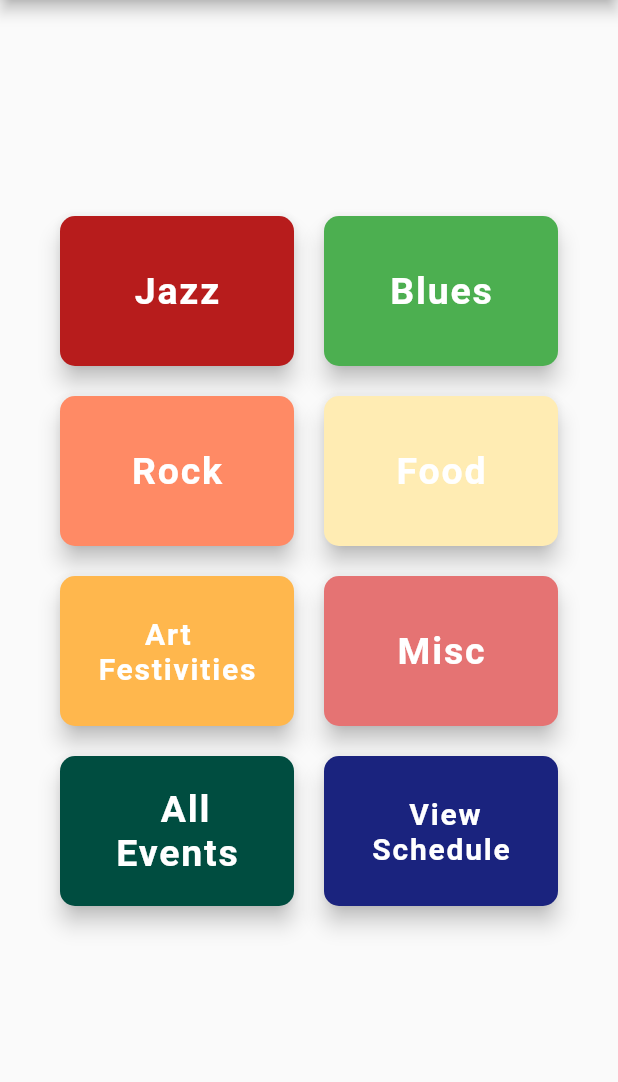
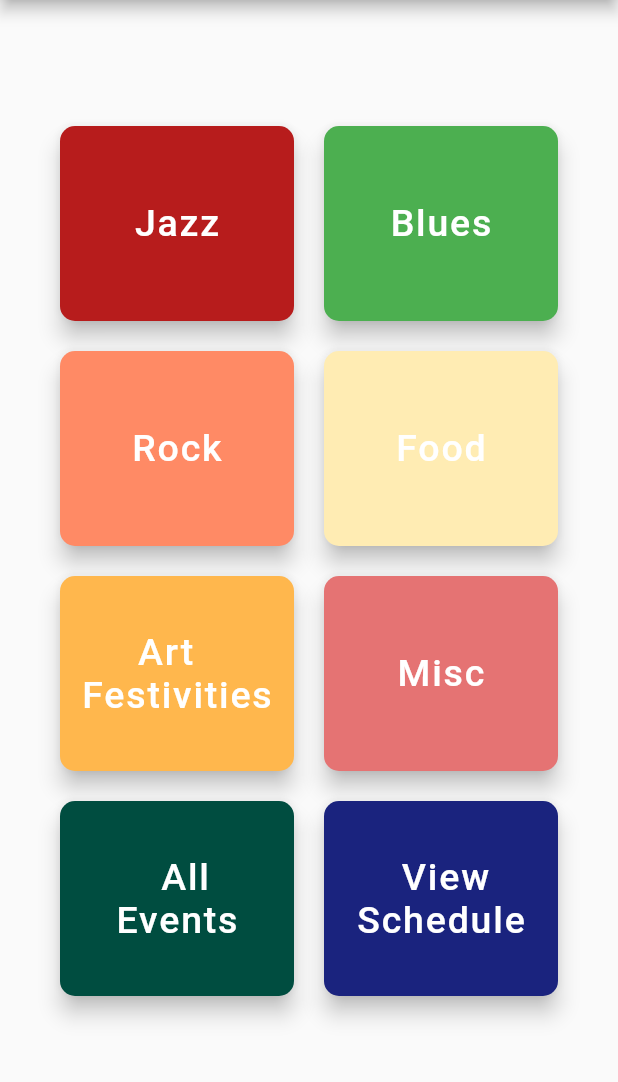
Before and after one commit to obilano/HandyApp, a Flutter app: the screen it shows after launch, on a phone screen of 412 x 824 dp, the part 84-1166 px from its top. Run offline on Flutter 3.47's test engine with Material 2 defaults, Android fonts, the phone set to English and light mode, and no system bars; our stand-ins replace webview_flutter.

Commit message:
Update 2202020

```diff
--- a/lib/pages/blues.dart
+++ b/lib/pages/blues.dart
@@ -39,6 +39,7 @@ class bluesList extends StatelessWidget {
           onTap: () {
             Scaffold.of(context).removeCurrentSnackBar();
             final snackbar = SnackBar(
+              duration: Duration(seconds: 30),
               backgroundColor: Colors.green,
               content: Text("MORNINGSIDE BLUES AND BARBECUE"
                   "\nPerformer: Max Russell"
@@ -73,6 +74,7 @@ class bluesList extends StatelessWidget {
           onTap: () {
             Scaffold.of(context).removeCurrentSnackBar();
             final snackbar = SnackBar(
+              duration: Duration(seconds: 30),
               backgroundColor: Colors.green,
               content: Text("BARBEQUE & BLUES WITH THE BEAT DADDYS"
                   "\nPerformer: The Beat Daddys"
@@ -106,6 +108,7 @@ class bluesList extends StatelessWidget {
           onTap: () {
             Scaffold.of(context).removeCurrentSnackBar();
             final snackbar = SnackBar(
+              duration: Duration(seconds: 30),
               backgroundColor: Colors.green,
               content: Text("W.C. HANDY MOVIE: ST. LOUIS BLUES"
                   "\nWhen: Tuesday, July 23"
--- a/lib/pages/food.dart
+++ b/lib/pages/food.dart
@@ -185,6 +185,7 @@ class FoodWebView extends StatelessWidget {
     return Scaffold(
       appBar: AppBar(
         title: Text(title),
+        backgroundColor: Colors.amber[100],
       ),
       body: WebView(
         initialUrl: selectedUrl,
--- a/lib/pages/home.dart
+++ b/lib/pages/home.dart
@@ -42,7 +42,7 @@ class Homepage extends StatelessWidget {
                     Expanded(
                       child: Container(
                         // container for jazz
-                        height: 120,
+                        height: 150,
                         width: 80,
                         padding:
                             EdgeInsets.only(left: 20, right: 10, bottom: 20),
@@ -65,7 +65,7 @@ class Homepage extends StatelessWidget {
                                 decoration: TextDecoration.none,
                                 fontSize: 25.0,
                                 fontFamily: 'Roboto',
-                                fontWeight: FontWeight.w700,
+                                fontWeight: FontWeight.w500,
                                 color: Colors.white),
                           ),
                           foregroundColor: Colors.white,
@@ -79,7 +79,7 @@ class Homepage extends StatelessWidget {
                     Expanded(
                       // start of row 1 column 2 (Blues) ***********************
                       child: Container(
-                        height: 120,
+                        height: 150,
                         width: 80,
                         padding:
                             EdgeInsets.only(left: 10, right: 20, bottom: 20),
@@ -103,7 +103,7 @@ class Homepage extends StatelessWidget {
                                 decoration: TextDecoration.none,
                                 fontSize: 25.0,
                                 fontFamily: 'Roboto',
-                                fontWeight: FontWeight.w700,
+                                fontWeight: FontWeight.w500,
                                 color: Colors.white),
                           ),
                           foregroundColor: Colors.white,
@@ -122,7 +122,7 @@ class Homepage extends StatelessWidget {
                   children: <Widget>[
                     Expanded(
                       child: Container(
-                        height: 120,
+                        height: 150,
                         width: 80,
                         padding:
                             EdgeInsets.only(left: 20, right: 10, bottom: 20),
@@ -146,7 +146,7 @@ class Homepage extends StatelessWidget {
                                 decoration: TextDecoration.none,
                                 fontSize: 25.0,
                                 fontFamily: 'Roboto',
-                                fontWeight: FontWeight.w700,
+                                fontWeight: FontWeight.w500,
                                 color: Colors.white),
                           ),
                           foregroundColor: Colors.white,
@@ -161,7 +161,7 @@ class Homepage extends StatelessWidget {
                     //start of row 2 column 2 (food) ***************************
                     Expanded(
                       child: Container(
-                        height: 120,
+                        height: 150,
                         width: 80,
                         padding:
                             EdgeInsets.only(left: 10, right: 20, bottom: 20),
@@ -184,7 +184,7 @@ class Homepage extends StatelessWidget {
                                 decoration: TextDecoration.none,
                                 fontSize: 25.0,
                                 fontFamily: 'Roboto',
-                                fontWeight: FontWeight.w700,
+                                fontWeight: FontWeight.w500,
                                 color: Colors.white),
                           ),
                           foregroundColor: Colors.white,
@@ -203,7 +203,7 @@ class Homepage extends StatelessWidget {
                   children: <Widget>[
                     Expanded(
                       child: Container(
-                        height: 120,
+                        height: 150,
                         width: 80,
                         padding:
                             EdgeInsets.only(left: 20, right: 10, bottom: 20),
@@ -226,9 +226,9 @@ class Homepage extends StatelessWidget {
                             textDirection: TextDirection.ltr,
                             style: TextStyle(
                                 decoration: TextDecoration.none,
-                                fontSize: 20.0,
+                                fontSize: 25.0,
                                 fontFamily: 'Roboto',
-                                fontWeight: FontWeight.w700,
+                                fontWeight: FontWeight.w500,
                                 color: Colors.white),
                           ),
                           foregroundColor: Colors.white,
@@ -243,7 +243,7 @@ class Homepage extends StatelessWidget {
                     // start of row 3 column 2 (Misc) **************************
                     Expanded(
                       child: Container(
-                        height: 120,
+                        height: 150,
                         width: 80,
                         padding:
                             EdgeInsets.only(left: 10, right: 20, bottom: 20),
@@ -266,7 +266,7 @@ class Homepage extends StatelessWidget {
                                 decoration: TextDecoration.none,
                                 fontSize: 25.0,
                                 fontFamily: 'Roboto',
-                                fontWeight: FontWeight.w700,
+                                fontWeight: FontWeight.w500,
                                 color: Colors.white),
                           ),
                           foregroundColor: Colors.white,
@@ -285,7 +285,7 @@ class Homepage extends StatelessWidget {
                   children: <Widget>[
                     Expanded(
                       child: Container(
-                        height: 120,
+                        height: 150,
                         width: 80,
                         padding:
                             EdgeInsets.only(left: 20, right: 10, bottom: 20),
@@ -309,7 +309,7 @@ class Homepage extends StatelessWidget {
                                 decoration: TextDecoration.none,
                                 fontSize: 25.0,
                                 fontFamily: 'Roboto',
-                                fontWeight: FontWeight.w700,
+                                fontWeight: FontWeight.w500,
                                 color: Colors.white),
                           ),
                           foregroundColor: Colors.white,
@@ -324,7 +324,7 @@ class Homepage extends StatelessWidget {
                     // start of row 4 column 2 (view schedule) *****************
                     Expanded(
                       child: Container(
-                        height: 120,
+                        height: 150,
                         width: 80,
                         padding:
                             EdgeInsets.only(left: 10, right: 20, bottom: 20),
@@ -345,9 +345,9 @@ class Homepage extends StatelessWidget {
                             "    View \nSchedule",
                             textDirection: TextDirection.ltr,
                             style: TextStyle(
-                                fontSize: 20.0,
+                                fontSize: 25.0,
                                 fontFamily: 'Roboto',
-                                fontWeight: FontWeight.w700,
+                                fontWeight: FontWeight.w500,
                                 color: Colors.white),
                           ),
                           foregroundColor: Colors.white,
--- a/lib/pages/jazz.dart
+++ b/lib/pages/jazz.dart
@@ -77,6 +77,7 @@ class jazzlist extends StatelessWidget {
           onTap: () {
             Scaffold.of(context).removeCurrentSnackBar();
             final snackbar = SnackBar(
+              duration: Duration(seconds: 30),
               backgroundColor: Colors.red[900],
               content: Text("KEESTONE OF FLORENCE JAZZFEST"
                   "\nPerformer: Thompson Trio"
@@ -110,6 +111,7 @@ class jazzlist extends StatelessWidget {
           onTap: () {
             Scaffold.of(context).removeCurrentSnackBar();
             final snackbar = SnackBar(
+              duration: Duration(seconds: 30),
               backgroundColor: Colors.red[900],
               content: Text("SUNRISE CENTER JAZZ"
                   "\nPerformer: Mars Hill Alumini Jazz Band"
```
Also changed, not shown: pubspec.lock, 9 other files.
